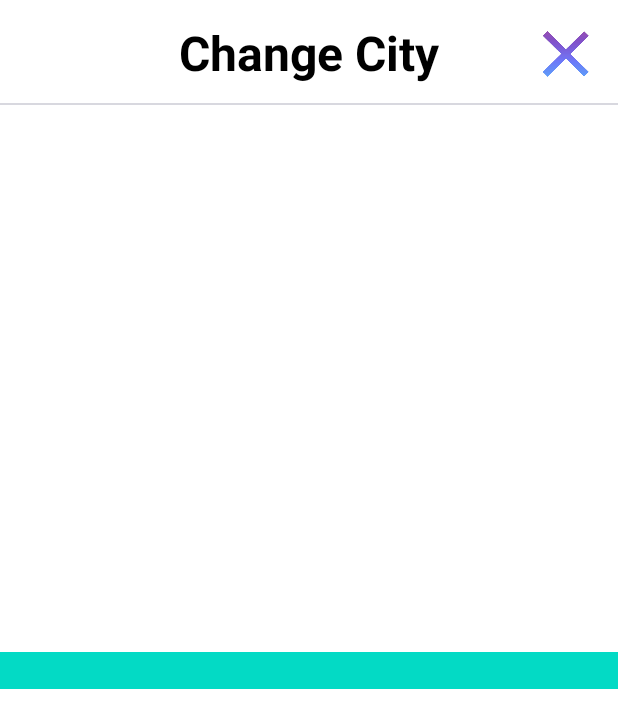
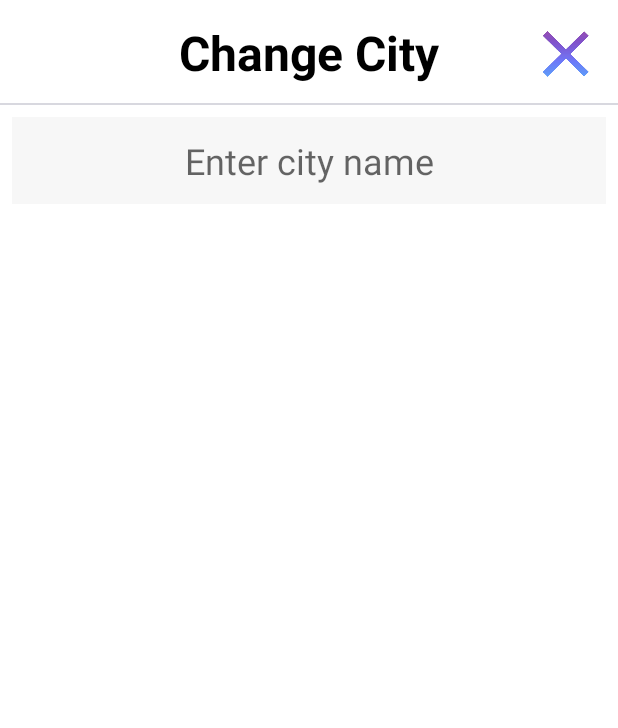
Before and after one commit to Rudrakaniya/WeatherFeed, an Android app: the ChangeCityController screen opened directly, with no data from a screen before it, on a phone screen of 412 x 824 dp. Shown: the top 728 px of the screen. Run offline under Robolectric (Android 15) with nearby library versions, the light colour scheme and no system bars.

Commit message:
Change city UI added

```diff
--- a/app/src/main/res/layout/change_city_layout.xml
+++ b/app/src/main/res/layout/change_city_layout.xml
@@ -47,10 +47,18 @@
 
     <EditText
         android:id="@+id/queryET"
-        android:background="@color/colorAccent"
         android:layout_width="0dp"
-        android:layout_height="wrap_content"
-        app:layout_constraintBottom_toBottomOf="parent"
+        android:layout_height="58dp"
+        android:layout_marginStart="8dp"
+        android:layout_marginTop="8dp"
+        android:layout_marginEnd="8dp"
+        android:background="@color/colorWhiteGrey"
+        android:gravity="center_vertical|center_horizontal"
+        android:hint="@string/default_query"
+        android:imeOptions="actionGo"
+        android:inputType="textAutoCorrect"
+        android:textColor="@color/colorPrimaryDark"
+        android:textSize="24sp"
         app:layout_constraintEnd_toEndOf="parent"
         app:layout_constraintStart_toStartOf="parent"
         app:layout_constraintTop_toBottomOf="@+id/textViewLayout" />
--- a/app/src/main/res/values/strings.xml
+++ b/app/src/main/res/values/strings.xml
@@ -2,4 +2,5 @@
     <string name="app_name">Weather feed</string>
     <string name="locationString">Location</string>
     <string name="change_city">Change City</string>
+    <string name="default_query">Enter city name</string>
 </resources>
```
